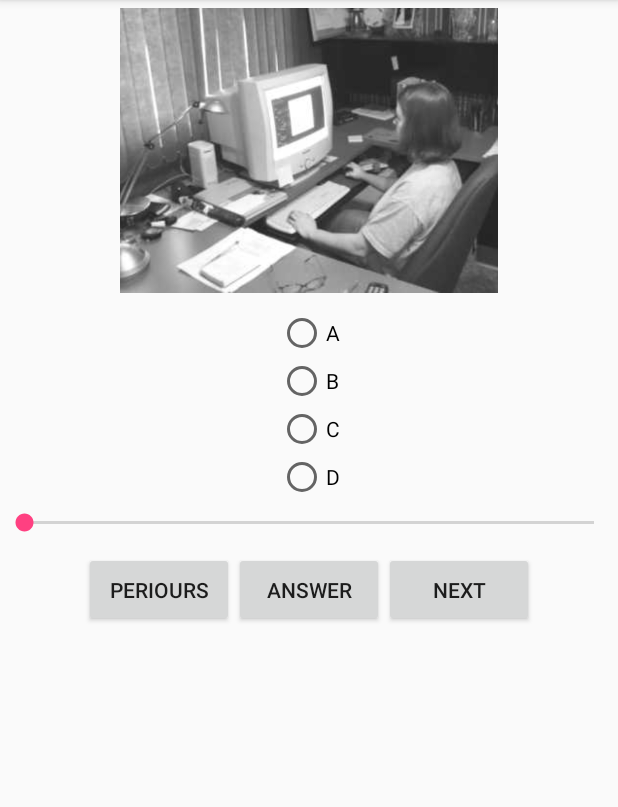
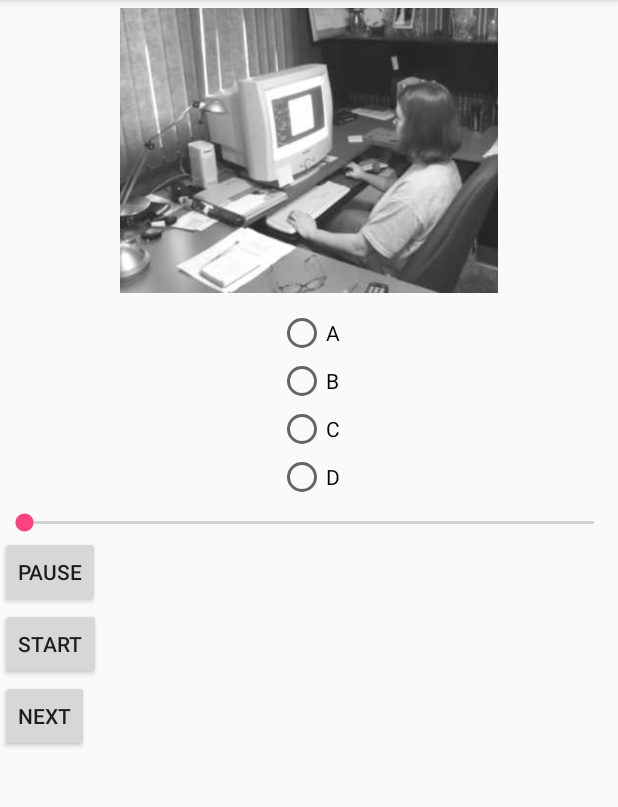
Before and after one commit to jnp2018/N1_21_ToeicTraining, an Android app: the practice_part1 screen opened directly, with no data from a screen before it, on a phone screen of 412 x 824 dp, the part 84-891 px from its top. Run offline under Robolectric (Android 15) with nearby library versions, the phone set to English and light mode, and no system bars.

Commit message:
[lambui] update listen audio .mp3

```diff
--- a/app/src/main/AndroidManifest.xml
+++ b/app/src/main/AndroidManifest.xml
@@ -11,6 +11,7 @@
         android:theme="@style/AppTheme">
         <activity android:name=".practice_part1"></activity>
         <activity android:name=".Activity.Item_Acitivity" />
+        <activity android:name=".Activity.List_Question" />
         <activity android:name=".activity_listening" />
         <activity
             android:name=".MainActivity"
--- a/app/src/main/java/com/example/pr/Adapter/RecyclerViewListeningAdapter.java
+++ b/app/src/main/java/com/example/pr/Adapter/RecyclerViewListeningAdapter.java
@@ -12,6 +12,7 @@ import android.widget.TextView;
 import android.widget.Toast;
 
 import com.example.pr.Activity.Item_Acitivity;
+import com.example.pr.Activity.List_Question;
 import com.example.pr.Item;
 import com.example.pr.R;
 
@@ -49,7 +50,9 @@ public class RecyclerViewListeningAdapter extends RecyclerView.Adapter<RecycleVi
                 Toast.makeText(mContext, "position "+i, Toast.LENGTH_SHORT).show();
                 switch (i) {
                     case 0:
-
+                        Intent intent = new Intent(mContext, List_Question.class);
+                        intent.putExtra("title", mData.get(i).getTitle());
+                        mContext.startActivity(intent);
                         break;
                     case 1:
                         break;
--- a/app/src/main/java/com/example/pr/practice_part1.java
+++ b/app/src/main/java/com/example/pr/practice_part1.java
@@ -1,13 +1,53 @@
 package com.example.pr;
 
+import android.media.AudioManager;
+import android.media.MediaPlayer;
+import android.os.Bundle;
 import android.support.v7.app.AppCompatActivity;
-import android.os.Bundle;
+import android.view.View;
+import android.view.View.OnClickListener;
+import android.widget.Button;
+
+import java.io.IOException;
 
 public class practice_part1 extends AppCompatActivity {
+    Button start, pause, next;
+    private MediaPlayer mp;
 
     @Override
     protected void onCreate(Bundle savedInstanceState) {
         super.onCreate(savedInstanceState);
         setContentView(R.layout.activity_practice_part1);
+
+        start = (Button) findViewById(R.id.button1);
+        pause = (Button) findViewById(R.id.button2);
+        next = (Button) findViewById(R.id.button3);
+        //mp = MediaPlayer.create(this, R.raw.test);
+
+        //creating media player
+        mp = new MediaPlayer();
+        mp.setAudioStreamType(AudioManager.STREAM_MUSIC);
+        mp = MediaPlayer.create(this, R.raw.test);
+//            mp.prepare();
+            mp.start();
+
+        start.setOnClickListener(new OnClickListener() {
+            @Override
+            public void onClick(View v) {
+                mp.start();
+            }
+        });
+        pause.setOnClickListener(new OnClickListener() {
+            @Override
+            public void onClick(View v) {
+                mp.pause();
+            }
+        });
+        next.setOnClickListener(new OnClickListener() {
+            @Override
+            public void onClick(View v) {
+
+            }
+        });
     }
 }
--- a/app/src/main/res/layout/activity_practice_part1.xml
+++ b/app/src/main/res/layout/activity_practice_part1.xml
@@ -41,27 +41,47 @@
         android:layout_width="match_parent"
         android:layout_height="wrap_content" />
 
-    <LinearLayout
-        android:gravity="center"
-        android:layout_margin="5dp"
-        android:padding="5dp"
-        android:layout_width="match_parent"
-        android:layout_height="wrap_content">
+    <!--<LinearLayout-->
+        <!--android:gravity="center"-->
+        <!--android:layout_margin="5dp"-->
+        <!--android:padding="5dp"-->
+        <!--android:layout_width="match_parent"-->
+        <!--android:layout_height="wrap_content">-->
 
-        <Button
-            android:layout_width="100dp"
-            android:layout_height="50dp"
-            android:text="Periours"/>
-        <Button
-            android:layout_width="100dp"
-            android:layout_height="50dp"
-            android:text="Answer"/>
+        <!--<Button-->
+            <!--android:layout_width="100dp"-->
+            <!--android:layout_height="50dp"-->
+            <!--android:text="Periours"/>-->
+        <!--<Button-->
+            <!--android:layout_width="100dp"-->
+            <!--android:layout_height="50dp"-->
+            <!--android:text="Answer"/>-->
 
-        <Button
-            android:layout_width="100dp"
-            android:layout_height="50dp"
-            android:text="Next"/>
+        <!--<Button-->
+            <!--android:layout_width="100dp"-->
+            <!--android:layout_height="50dp"-->
+            <!--android:text="Next"/>-->
 
-    </LinearLayout>
+    <!--</LinearLayout>-->
+    <Button
+        android:id="@+id/button2"
+        style="?android:attr/buttonStyleSmall"
+        android:layout_width="wrap_content"
+        android:layout_height="wrap_content"
+        android:layout_alignTop="@+id/button1"
+        android:layout_toRightOf="@+id/button1"
+        android:text="pause" />
+    <Button
+        android:id="@+id/button1"
+        style="?android:attr/buttonStyleSmall"
+        android:layout_width="wrap_content"
+        android:layout_height="wrap_content"
+        android:text="start" />
 
+    <Button
+        android:id="@+id/button3"
+        style="?android:attr/buttonStyleSmall"
+        android:layout_width="wrap_content"
+        android:layout_height="wrap_content"
+        android:text="Next" />
 </LinearLayout>
```
Also changed, not shown: app/src/main/java/com/example/pr/Activity/List_Question.java (added, +40 -0 lines), app/src/main/java/com/example/pr/Adapter/RecyclerViewQuestionAdapter.java (added, +92 -0 lines), app/src/main/res/layout/list_question.xml (added, +21 -0 lines), 1 other file.
